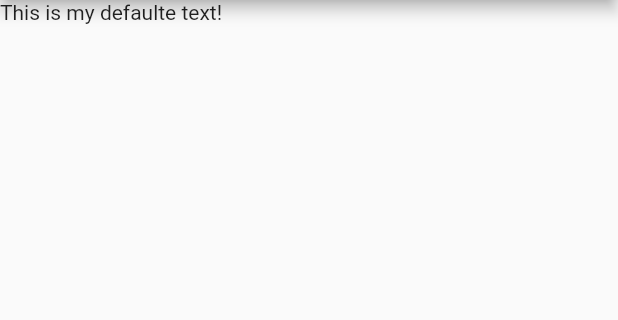
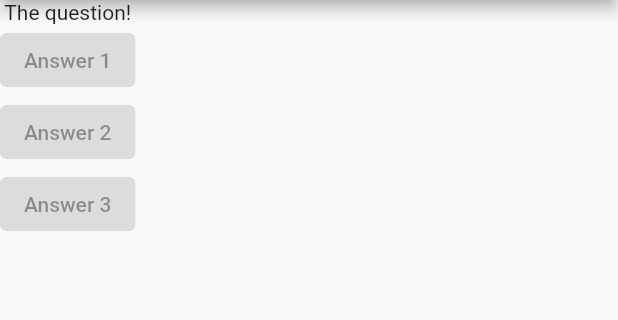
Before and after one commit to osama-kh/flutter-projects-practie, a Flutter app: the screen it shows after launch, on a phone screen of 412 x 824 dp, the part 84-404 px from its top. Run offline on Flutter 3.47's test engine with Material 2 defaults, Android fonts, the phone set to English and light mode, and no system bars.

Commit message:
add buttons

```diff
--- a/lib/main.dart
+++ b/lib/main.dart
@@ -17,7 +17,14 @@ class MyApp extends StatelessWidget {
         appBar: AppBar(
           title: Text('My First App'),
         ),
-        body: Text('This is my defaulte text!'),
+        body: Column(
+          children: [
+            Text("The question!"),
+            ElevatedButton(onPressed: null, child: Text('Answer 1')),
+            ElevatedButton(onPressed: null, child: Text('Answer 2')),
+            ElevatedButton(onPressed: null, child: Text('Answer 3'))
+          ],
+        ),
       ),
     );
   }
```
